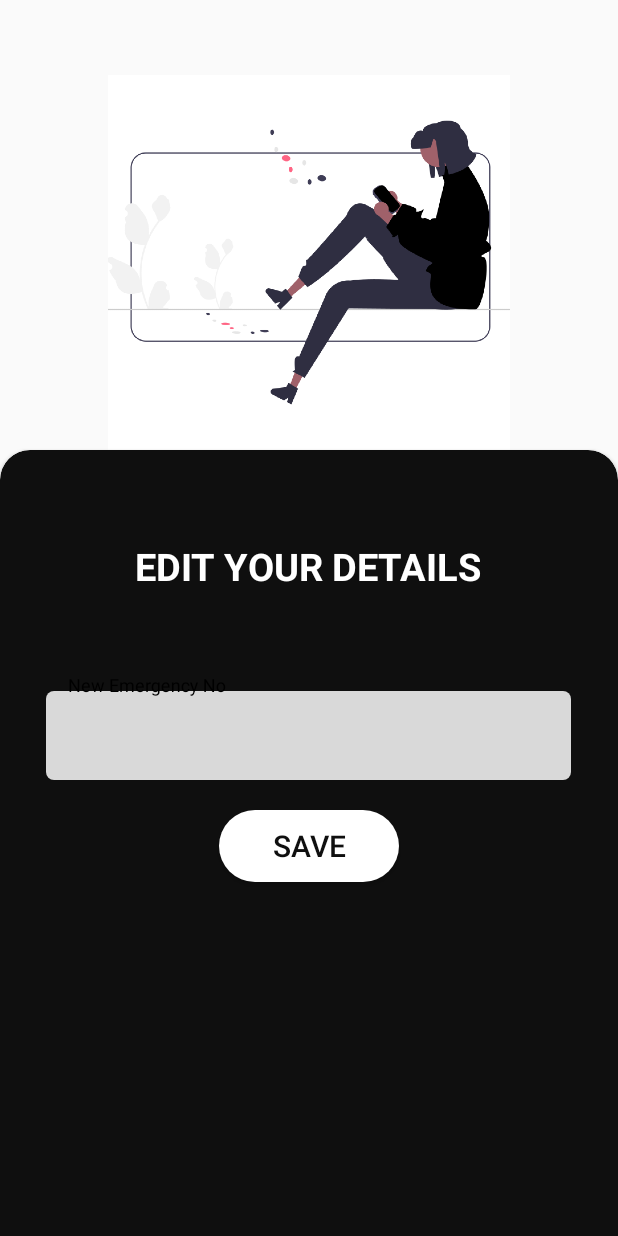
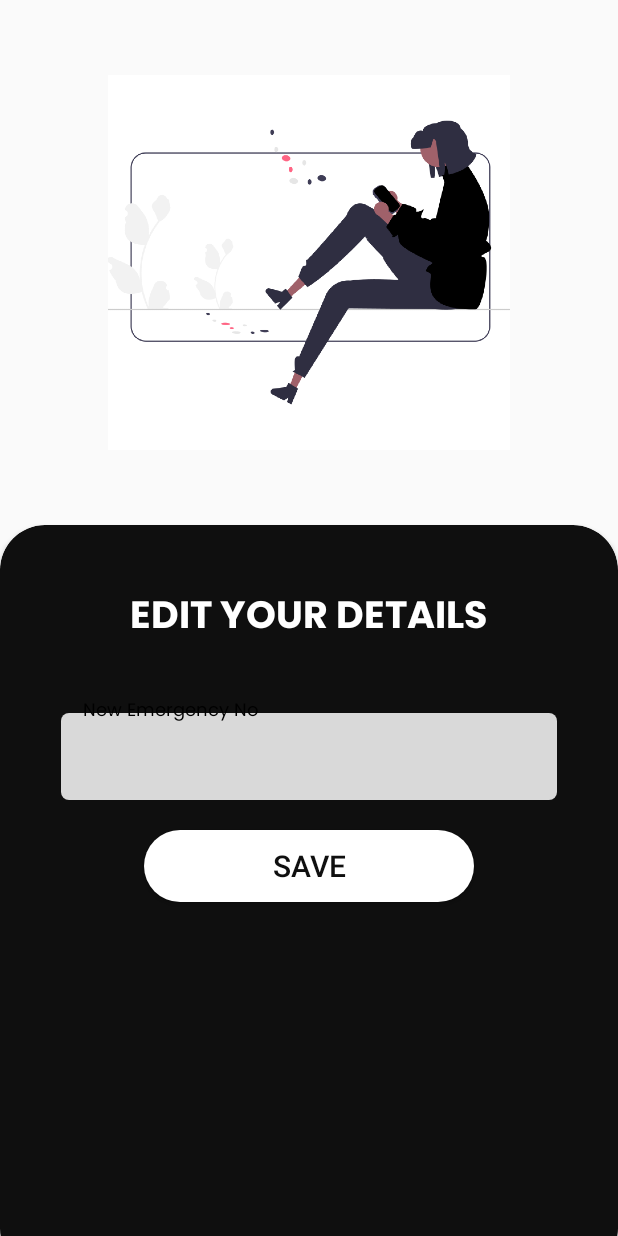
Before and after one commit to u1145h/LiveSafe, an Android app: the EditDetails screen opened directly, with no data from a screen before it, on a phone screen of 412 x 824 dp. Run offline under Robolectric (Android 15) with nearby library versions, the phone set to English and light mode, and no system bars; 1 statement that could not run was skipped.

Commit message:
animation layout fixed

```diff
--- a/app/src/main/AndroidManifest.xml
+++ b/app/src/main/AndroidManifest.xml
@@ -37,7 +37,8 @@
             android:screenOrientation="portrait" />
         <activity
             android:name=".PermissionActivity"
-            android:screenOrientation="portrait">
+            android:screenOrientation="portrait"
+            android:exported="true">
             <intent-filter>
                 <action android:name="android.intent.action.MAIN" />
 
--- a/app/src/main/res/layout/activity_edit_details.xml
+++ b/app/src/main/res/layout/activity_edit_details.xml
@@ -1,25 +1,29 @@
 <?xml version="1.0" encoding="utf-8"?>
 <LinearLayout xmlns:android="http://schemas.android.com/apk/res/android"
+    xmlns:app="http://schemas.android.com/apk/res-auto"
     xmlns:tools="http://schemas.android.com/tools"
     android:layout_width="match_parent"
     android:layout_height="match_parent"
-    xmlns:app="http://schemas.android.com/apk/res-auto"
-    tools:context=".EditDetails"
     android:orientation="vertical"
-    android:paddingTop="50dp">
+    android:paddingTop="50dp"
+    tools:context=".EditDetails">
 
     <ImageView
         android:layout_width="wrap_content"
         android:layout_height="250dp"
-        android:src="@drawable/img_1"/>
+        android:src="@drawable/img_1" />
+
 
     <androidx.cardview.widget.CardView
         android:layout_width="match_parent"
-        android:layout_height="600dp"
+        android:layout_height="match_parent"
         android:backgroundTint="@color/BlackSPL"
-        app:cardCornerRadius="20dp">
+        android:layout_marginTop="50dp"
+        android:layout_marginBottom="-25dp"
+        app:cardCornerRadius="30dp">
 
         <LinearLayout
+            android:id="@+id/ll"
             android:layout_width="match_parent"
             android:layout_height="match_parent"
             android:gravity="center_horizontal"
@@ -27,50 +31,51 @@
 
             <TextView
                 android:id="@+id/textView"
+                android:layout_width="wrap_content"
+                android:layout_height="wrap_content"
+                android:layout_gravity="center"
+                android:layout_marginTop="40dp"
+                android:layout_marginBottom="30dp"
                 android:text="@string/textView_EditDetails"
+                android:fontFamily="@font/poppinsb"
+                android:textAlignment="center"
+                android:textColor="@color/White"
                 android:textSize="25sp"
-                android:layout_gravity="center"
-                android:textAlignment="center"
-                android:textStyle="bold"
-                android:textColor="@color/White"
-                android:layout_marginTop="60dp"
-                android:layout_marginBottom="30dp"
-                android:layout_width="wrap_content"
-                android:layout_height="wrap_content"/>
-
+                android:textStyle="bold" />
 
             <com.google.android.material.textfield.TextInputLayout
-                android:layout_width="350dp"
-                android:layout_height="70dp"
-                android:layout_marginTop="25dp">
+                android:layout_width="match_parent"
+                android:layout_height="wrap_content"
+                android:layout_marginHorizontal="15dp"
+                android:paddingHorizontal="25dp">
 
-                <EditText
+                <com.google.android.material.textfield.TextInputEditText
+                    android:layout_width="match_parent"
+                    android:layout_height="match_parent"
                     android:id="@+id/phone"
-                    android:textSize="17sp"
+                    android:autofillHints="Phone Number"
+                    android:background="@drawable/input_background"
                     android:hint="New Emergency No"
+                    android:fontFamily="@font/poppinsr"
                     android:inputType="phone"
                     android:textColor="@color/BlackSPL"
-                    android:background="@drawable/input_background"
-                    android:layout_width="match_parent"
-                    android:layout_height="match_parent"/>
+                    android:textSize="17sp"/>
+            </com.google.android.material.textfield.TextInputLayout>
 
-            </com.google.android.material.textfield.TextInputLayout>
             <Button
                 android:id="@+id/update"
+                android:layout_width="220dp"
+                android:layout_height="wrap_content"
+                android:layout_gravity="center"
+                android:layout_marginTop="20dp"
                 android:background="@drawable/roundtnwhite"
                 android:onClick="update"
                 android:text="Save"
                 android:textColor="@color/BlackSPL"
-                android:textSize="20sp"
-                android:layout_gravity="center"
-                android:layout_marginTop="20dp"
-                android:layout_width="120dp"
-                android:layout_height="wrap_content"/>
+                android:textSize="20sp" />
 
         </LinearLayout>
 
     </androidx.cardview.widget.CardView>
 
-
-
 </LinearLayout>
--- a/app/src/main/res/layout/activity_secondary.xml
+++ b/app/src/main/res/layout/activity_secondary.xml
@@ -18,7 +18,6 @@
     <LinearLayout
         android:layout_width="match_parent"
         android:layout_height="match_parent"
-        android:layout_marginTop="60dp"
         android:background="@android:color/transparent"
         android:gravity="center_horizontal"
         android:orientation="vertical">
@@ -26,7 +25,7 @@
                 <TextView
                     android:id="@+id/textView"
                     android:layout_width="300dp"
-                    android:layout_height="wrap_content"
+                    android:layout_height="160dp"
                     android:layout_marginTop="80dp"
                     android:paddingHorizontal="35dp"
                     android:background="@android:color/transparent"
@@ -41,8 +40,6 @@
             android:id="@+id/ripple_bg"
             android:layout_width="250dp"
             android:layout_height="250dp"
-            android:layout_centerHorizontal="true"
-            android:layout_marginTop="-20dp"
             app:rb_color="@color/textgrey"
             app:rb_radius="32dp"
             app:rb_rippleAmount="4"
--- a/build.gradle
+++ b/build.gradle
@@ -7,7 +7,7 @@ buildscript {
 
     }
     dependencies {
-        classpath 'com.android.tools.build:gradle:7.4.1'
+        classpath 'com.android.tools.build:gradle:7.4.2'
 
         // NOTE: Do not place your application dependencies here; they belong
         // in the individual module build.gradle files
```
Also changed, not shown: app/build.gradle (+10 -10 lines), app/src/main/res/layout/activity_main.xml (+8 -9 lines).
